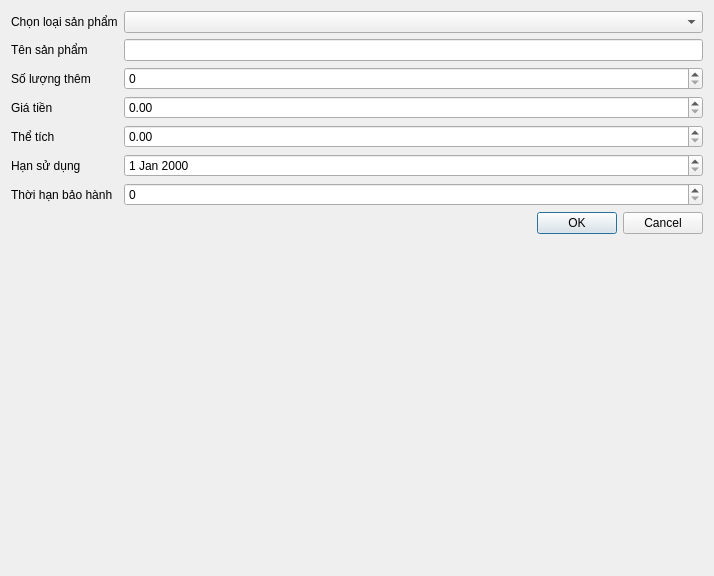
This is addProductToStore.ui in DuongNguyen0210/StoreProject as Qt 5 draws it before an edit. The edited form follows.
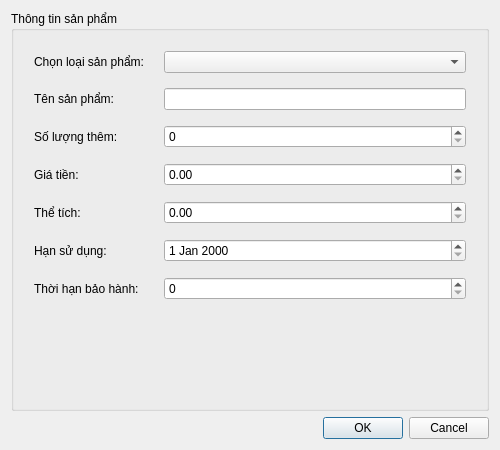
This is the edited form. Icons and pictures are not drawn.

```diff
--- a/addProductToStore.ui
+++ b/addProductToStore.ui
@@ -6,8 +6,8 @@
    <rect>
     <x>0</x>
     <y>0</y>
-    <width>714</width>
-    <height>576</height>
+    <width>500</width>
+    <height>450</height>
    </rect>
   </property>
   <property name="windowTitle">
@@ -17,11 +17,35 @@
    <iconset resource="Resource.qrc">
     <normaloff>:/icons/add-product.png</normaloff>:/icons/add-product.png</iconset>
   </property>
+  <layout class="QVBoxLayout" name="mainLayout">
+   <item>
+    <widget class="QGroupBox" name="groupBox">
+     <property name="title">
+      <string>Thông tin sản phẩm</string>
+     </property>
   <layout class="QFormLayout" name="formLayout">
+      <property name="horizontalSpacing">
+       <number>20</number>
+      </property>
+      <property name="verticalSpacing">
+       <number>15</number>
+      </property>
+      <property name="leftMargin">
+       <number>20</number>
+      </property>
+      <property name="topMargin">
+       <number>20</number>
+      </property>
+      <property name="rightMargin">
+       <number>20</number>
+      </property>
+      <property name="bottomMargin">
+       <number>20</number>
+      </property>
    <item row="0" column="0">
     <widget class="QLabel" name="label">
      <property name="text">
-      <string>Chọn loại sản phẩm</string>
+         <string>Chọn loại sản phẩm:</string>
      </property>
     </widget>
    </item>
@@ -31,7 +55,7 @@
    <item row="1" column="0">
     <widget class="QLabel" name="label_3">
      <property name="text">
-      <string>Tên sản phẩm</string>
+         <string>Tên sản phẩm:</string>
      </property>
     </widget>
    </item>
@@ -41,7 +65,7 @@
    <item row="2" column="0">
     <widget class="QLabel" name="label_2">
      <property name="text">
-      <string>Số lượng thêm</string>
+         <string>Số lượng thêm:</string>
      </property>
     </widget>
    </item>
@@ -51,7 +75,7 @@
    <item row="3" column="0">
     <widget class="QLabel" name="label_4">
      <property name="text">
-      <string>Giá tiền</string>
+         <string>Giá tiền:</string>
      </property>
     </widget>
    </item>
@@ -61,7 +85,7 @@
    <item row="4" column="0">
     <widget class="QLabel" name="label_5">
      <property name="text">
-      <string>Thể tích</string>
+         <string>Thể tích:</string>
      </property>
     </widget>
    </item>
@@ -71,24 +95,27 @@
    <item row="5" column="0">
     <widget class="QLabel" name="label_6">
      <property name="text">
-      <string>Hạn sử dụng</string>
+         <string>Hạn sử dụng:</string>
      </property>
     </widget>
    </item>
+      <item row="5" column="1">
+       <widget class="QDateEdit" name="dateEdit"/>
+      </item>
    <item row="6" column="0">
     <widget class="QLabel" name="label_7">
      <property name="text">
-      <string>Thời hạn bảo hành</string>
+         <string>Thời hạn bảo hành:</string>
      </property>
     </widget>
    </item>
    <item row="6" column="1">
     <widget class="QSpinBox" name="Warranty"/>
    </item>
-   <item row="5" column="1">
-    <widget class="QDateEdit" name="dateEdit"/>
+     </layout>
+    </widget>
    </item>
-   <item row="7" column="1">
+   <item>
     <widget class="QDialogButtonBox" name="buttonBox">
      <property name="orientation">
       <enum>Qt::Orientation::Horizontal</enum>
```
Lines whose indentation alone changed are shown as unchanged.
